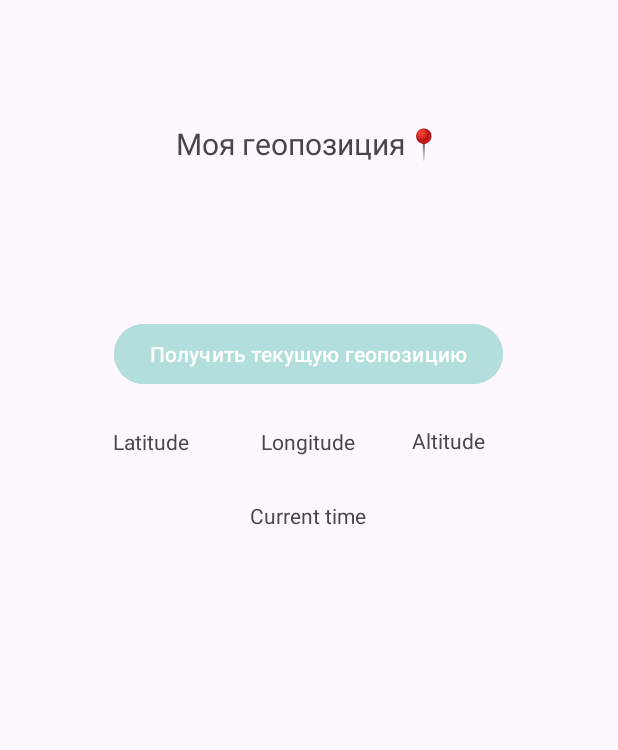
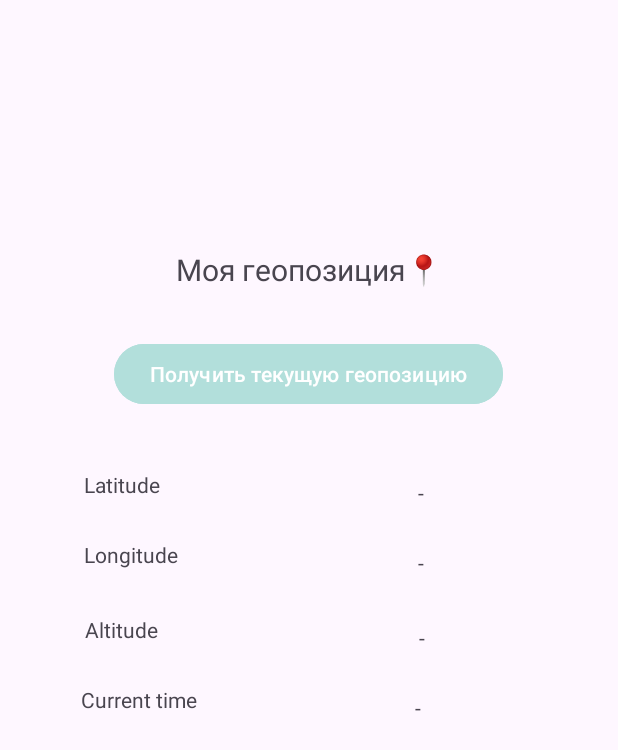
Before and after one commit to arina983/visual_programming, an Android app: the LocationActivity screen opened directly, with no data from a screen before it, on a phone screen of 412 x 824 dp. Shown: the top 750 px of the screen. Run offline under Robolectric (Android 15) with nearby library versions, the phone set to English and light mode, and no system bars.

Commit message:
улучшен дизайн всех activity

```diff
--- a/app/src/main/java/com/example/calculator/LocationActivity.kt
+++ b/app/src/main/java/com/example/calculator/LocationActivity.kt
@@ -33,9 +33,7 @@ class LocationActivity : AppCompatActivity() {
     }
 
     private fun requestPermissions() {
-        ActivityCompat.requestPermissions(
-            this,
-            arrayOf(
+        ActivityCompat.requestPermissions(this, arrayOf(
                 Manifest.permission.ACCESS_COARSE_LOCATION,
                 Manifest.permission.ACCESS_FINE_LOCATION
             ),
--- a/app/src/main/res/layout/activity_calculate.xml
+++ b/app/src/main/res/layout/activity_calculate.xml
@@ -29,7 +29,7 @@
         android:id="@+id/buttonC"
         android:layout_width="352dp"
         android:layout_height="96dp"
-        android:backgroundTint="#A60EE9"
+        android:backgroundTint="#E1BEE7"
         android:text="C"
         android:textSize="24sp"
         app:layout_constraintBottom_toBottomOf="parent"
@@ -42,6 +42,7 @@
         android:id="@+id/button7"
         android:layout_width="80dp"
         android:layout_height="80dp"
+        android:backgroundTint="#BA68C8"
         android:text="7"
         android:textSize="24sp"
         app:layout_constraintBottom_toBottomOf="parent"
@@ -55,6 +56,7 @@
         android:id="@+id/button8"
         android:layout_width="80dp"
         android:layout_height="80dp"
+        android:backgroundTint="#BA68C8"
         android:text="8"
         android:textSize="24sp"
         app:layout_constraintBottom_toBottomOf="parent"
@@ -68,6 +70,7 @@
         android:id="@+id/button9"
         android:layout_width="80dp"
         android:layout_height="80dp"
+        android:backgroundTint="#BA68C8"
         android:text="9"
         android:textSize="24sp"
         app:layout_constraintBottom_toBottomOf="parent"
@@ -81,7 +84,7 @@
         android:id="@+id/buttonMultiply"
         android:layout_width="80dp"
         android:layout_height="80dp"
-        android:backgroundTint="#A60EE9"
+        android:backgroundTint="#E1BEE7"
         android:text="×"
         android:textSize="24sp"
         app:layout_constraintBottom_toBottomOf="parent"
@@ -95,6 +98,7 @@
         android:id="@+id/button4"
         android:layout_width="80dp"
         android:layout_height="80dp"
+        android:backgroundTint="#BA68C8"
         android:text="4"
         android:textSize="24sp"
         app:layout_constraintBottom_toBottomOf="parent"
@@ -108,6 +112,7 @@
         android:id="@+id/button5"
         android:layout_width="80dp"
         android:layout_height="80dp"
+        android:backgroundTint="#BA68C8"
         android:text="5"
         android:textSize="24sp"
         app:layout_constraintBottom_toBottomOf="parent"
@@ -121,6 +126,7 @@
         android:id="@+id/button6"
         android:layout_width="80dp"
         android:layout_height="80dp"
+        android:backgroundTint="#BA68C8"
         android:text="6"
         android:textSize="24sp"
         app:layout_constraintBottom_toBottomOf="parent"
@@ -134,7 +140,7 @@
         android:id="@+id/buttonMinus"
         android:layout_width="80dp"
         android:layout_height="80dp"
-        android:backgroundTint="#A60EE9"
+        android:backgroundTint="#E1BEE7"
         android:text="-"
         android:textSize="24sp"
         app:layout_constraintBottom_toBottomOf="parent"
@@ -148,6 +154,7 @@
         android:id="@+id/button1"
         android:layout_width="80dp"
         android:layout_height="80dp"
+        android:backgroundTint="#BA68C8"
         android:text="1"
         android:textSize="24sp"
         app:layout_constraintBottom_toBottomOf="parent"
@@ -161,6 +168,7 @@
         android:id="@+id/button2"
         android:layout_width="80dp"
         android:layout_height="80dp"
+        android:backgroundTint="#BA68C8"
         android:text="2"
         android:textSize="24sp"
         app:layout_constraintBottom_toBottomOf="parent"
@@ -174,6 +182,7 @@
         android:id="@+id/button3"
         android:layout_width="80dp"
         android:layout_height="80dp"
+        android:backgroundTint="#BA68C8"
         android:text="3"
         android:textSize="24sp"
         app:layout_constraintBottom_toBottomOf="parent"
@@ -187,7 +196,7 @@
         android:id="@+id/buttonPlus"
         android:layout_width="80dp"
         android:layout_height="80dp"
-        android:backgroundTint="#A60EE9"
+        android:backgroundTint="#E1BEE7"
         android:text="+"
         android:textSize="24sp"
         app:layout_constraintBottom_toBottomOf="parent"
@@ -201,6 +210,7 @@
         android:id="@+id/button0"
         android:layout_width="80dp"
         android:layout_height="80dp"
+        android:backgroundTint="#BA68C8"
         android:text="0"
         android:textSize="24sp"
         app:layout_constraintBottom_toBottomOf="parent"
@@ -214,6 +224,7 @@
         android:id="@+id/buttonPoint"
         android:layout_width="80dp"
         android:layout_height="80dp"
+        android:backgroundTint="#BA68C8"
         android:text="."
         android:textSize="24sp"
         app:layout_constraintBottom_toBottomOf="parent"
@@ -227,7 +238,7 @@
         android:id="@+id/buttonEquals"
         android:layout_width="80dp"
         android:layout_height="80dp"
-        android:backgroundTint="#A60EE9"
+        android:backgroundTint="#E1BEE7"
         android:text="="
         android:textSize="24sp"
         app:layout_constraintBottom_toBottomOf="parent"
@@ -241,7 +252,7 @@
         android:id="@+id/buttonDivision"
         android:layout_width="80dp"
         android:layout_height="80dp"
-        android:backgroundTint="#A60EE9"
+        android:backgroundTint="#E1BEE7"
         android:text="÷"
         android:textSize="24sp"
         app:layout_constraintBottom_toBottomOf="parent"
--- a/app/src/main/res/layout/activity_location.xml
+++ b/app/src/main/res/layout/activity_location.xml
@@ -7,14 +7,6 @@
     android:layout_width="match_parent"
     android:layout_height="match_parent"
     tools:context=".LocationActivity">
-
-    <androidx.constraintlayout.widget.ConstraintLayout
-        android:layout_width="409dp"
-        android:layout_height="889dp"
-        app:layout_constraintBottom_toBottomOf="parent"
-        app:layout_constraintEnd_toEndOf="parent"
-        app:layout_constraintStart_toStartOf="parent"
-        app:layout_constraintTop_toTopOf="parent">
 
         <TextView
             android:id="@+id/textView4"
@@ -26,7 +18,7 @@
             app:layout_constraintEnd_toEndOf="parent"
             app:layout_constraintStart_toStartOf="parent"
             app:layout_constraintTop_toTopOf="parent"
-            app:layout_constraintVertical_bias="0.132" />
+            app:layout_constraintVertical_bias="0.208" />
 
         <Button
             android:id="@+id/currentPositionButton"
@@ -41,52 +33,115 @@
             app:layout_constraintTop_toTopOf="parent"
             app:layout_constraintVertical_bias="0.29" />
 
-        <TextView
-            android:id="@+id/textViewLongitude"
-            android:layout_width="wrap_content"
-            android:layout_height="wrap_content"
-            android:text="Longitude"
+        <LinearLayout
+            android:id="@+id/linearLayout2"
+            android:layout_width="300dp"
+            android:layout_height="30dp"
+            android:orientation="horizontal"
             app:layout_constraintBottom_toBottomOf="parent"
             app:layout_constraintEnd_toEndOf="parent"
-            app:layout_constraintHorizontal_bias="0.498"
             app:layout_constraintStart_toStartOf="parent"
             app:layout_constraintTop_toTopOf="parent"
-            app:layout_constraintVertical_bias="0.364" />
+            app:layout_constraintVertical_bias="0.395">
 
-        <TextView
-            android:id="@+id/textViewLatitude"
-            android:layout_width="wrap_content"
-            android:layout_height="wrap_content"
-            android:text="Latitude"
+                <TextView
+                    android:id="@+id/textView5"
+                    android:layout_width="150dp"
+                    android:layout_height="match_parent"
+                    android:text="Latitude" />
+
+                <TextView
+                    android:id="@+id/textViewLatitude"
+                    android:layout_width="150dp"
+                    android:layout_height="match_parent"
+                    android:gravity="center"
+                    android:text="-" />
+        </LinearLayout>
+
+        <LinearLayout
+            android:layout_width="300dp"
+            android:layout_height="30dp"
+            android:orientation="horizontal"
             app:layout_constraintBottom_toBottomOf="parent"
             app:layout_constraintEnd_toEndOf="parent"
-            app:layout_constraintHorizontal_bias="0.206"
             app:layout_constraintStart_toStartOf="parent"
             app:layout_constraintTop_toTopOf="parent"
-            app:layout_constraintVertical_bias="0.364" />
+            app:layout_constraintVertical_bias="0.453">
 
-        <TextView
-            android:id="@+id/Altitude"
-            android:layout_width="73dp"
-            android:layout_height="wrap_content"
-            android:text="Altitude"
+                <LinearLayout
+                    android:layout_width="match_parent"
+                    android:layout_height="match_parent"
+                    android:orientation="horizontal"
+                    app:layout_constraintBottom_toBottomOf="parent"
+                    app:layout_constraintEnd_toEndOf="parent"
+                    app:layout_constraintStart_toStartOf="parent"
+                    app:layout_constraintTop_toTopOf="parent"
+                    app:layout_constraintVertical_bias="0.453">
+
+                        <TextView
+                            android:id="@+id/textView7"
+                            android:layout_width="150dp"
+                            android:layout_height="match_parent"
+                            android:text="Longitude" />
+
+                        <TextView
+                            android:id="@+id/textViewLongitude"
+                            android:layout_width="150dp"
+                            android:layout_height="match_parent"
+                            android:gravity="center"
+                            android:text="-" />
+                </LinearLayout>
+        </LinearLayout>
+
+        <LinearLayout
+            android:id="@+id/linearLayout"
+            android:layout_width="300dp"
+            android:layout_height="30dp"
+            android:orientation="horizontal"
             app:layout_constraintBottom_toBottomOf="parent"
             app:layout_constraintEnd_toEndOf="parent"
-            app:layout_constraintHorizontal_bias="0.813"
+            app:layout_constraintHorizontal_bias="0.504"
             app:layout_constraintStart_toStartOf="parent"
             app:layout_constraintTop_toTopOf="parent"
-            app:layout_constraintVertical_bias="0.363" />
+            app:layout_constraintVertical_bias="0.516">
 
-        <TextView
-            android:id="@+id/textTime"
-            android:layout_width="wrap_content"
-            android:layout_height="wrap_content"
-            android:text="Current time"
+                <TextView
+                    android:id="@+id/textView6"
+                    android:layout_width="150dp"
+                    android:layout_height="match_parent"
+                    android:text="Altitude" />
+
+                <TextView
+                    android:id="@+id/Altitude"
+                    android:layout_width="150dp"
+                    android:layout_height="30dp"
+                    android:gravity="center"
+                    android:text="-" />
+        </LinearLayout>
+
+        <LinearLayout
+            android:layout_width="300dp"
+            android:layout_height="30dp"
+            android:orientation="horizontal"
             app:layout_constraintBottom_toBottomOf="parent"
             app:layout_constraintEnd_toEndOf="parent"
-            app:layout_constraintHorizontal_bias="0.498"
+            app:layout_constraintHorizontal_bias="0.485"
             app:layout_constraintStart_toStartOf="parent"
             app:layout_constraintTop_toTopOf="parent"
-            app:layout_constraintVertical_bias="0.421" />
-    </androidx.constraintlayout.widget.ConstraintLayout>
+            app:layout_constraintVertical_bias="0.575">
+
+                <TextView
+                    android:id="@+id/textView8"
+                    android:layout_width="150dp"
+                    android:layout_height="match_parent"
+                    android:text="Current time" />
+
+                <TextView
+                    android:id="@+id/textTime"
+                    android:layout_width="150dp"
+                    android:layout_height="match_parent"
+                    android:gravity="center"
+                    android:text="-" />
+        </LinearLayout>
+
 </androidx.constraintlayout.widget.ConstraintLayout>
--- a/app/src/main/res/layout/activity_main.xml
+++ b/app/src/main/res/layout/activity_main.xml
@@ -83,16 +83,4 @@
         app:layout_constraintTop_toTopOf="parent"
         app:layout_constraintVertical_bias="0.454" />
 
-    <TextView
-        android:id="@+id/textView2"
-        android:layout_width="wrap_content"
-        android:layout_height="wrap_content"
-        android:text="🤔"
-        android:textSize="40sp"
-        app:layout_constraintBottom_toBottomOf="parent"
-        app:layout_constraintEnd_toEndOf="parent"
-        app:layout_constraintStart_toStartOf="parent"
-        app:layout_constraintTop_toTopOf="parent"
-        app:layout_constraintVertical_bias="0.241" />
-
 </androidx.constraintlayout.widget.ConstraintLayout>
--- a/app/src/main/res/layout/activity_media_player.xml
+++ b/app/src/main/res/layout/activity_media_player.xml
@@ -50,7 +50,7 @@
             android:id="@+id/buttonForward"
             android:layout_width="80dp"
             android:layout_height="80dp"
-            android:backgroundTint="#59C0EF"
+            android:backgroundTint="#B3E5FC"
             android:text="▶"
             app:layout_constraintBottom_toBottomOf="parent"
             app:layout_constraintEnd_toEndOf="parent"
@@ -63,7 +63,7 @@
             android:id="@+id/buttonRewind"
             android:layout_width="80dp"
             android:layout_height="80dp"
-            android:backgroundTint="#59C0EF"
+            android:backgroundTint="#B3E5FC"
             android:text="◀"
             app:layout_constraintBottom_toBottomOf="parent"
             app:layout_constraintEnd_toEndOf="parent"
@@ -76,7 +76,7 @@
             android:id="@+id/buttonStop"
             android:layout_width="94dp"
             android:layout_height="96dp"
-            android:backgroundTint="#03A9F4"
+            android:backgroundTint="#81D4FA"
             android:text="◼"
             app:layout_constraintBottom_toBottomOf="parent"
             app:layout_constraintEnd_toEndOf="parent"
@@ -101,7 +101,7 @@
         android:id="@+id/buttonPlayPause"
         android:layout_width="111dp"
         android:layout_height="111dp"
-        android:backgroundTint="#59C0EF"
+        android:backgroundTint="#BBDEFB"
         android:gravity="center"
         android:text="▶"
         android:textSize="40sp"
```
